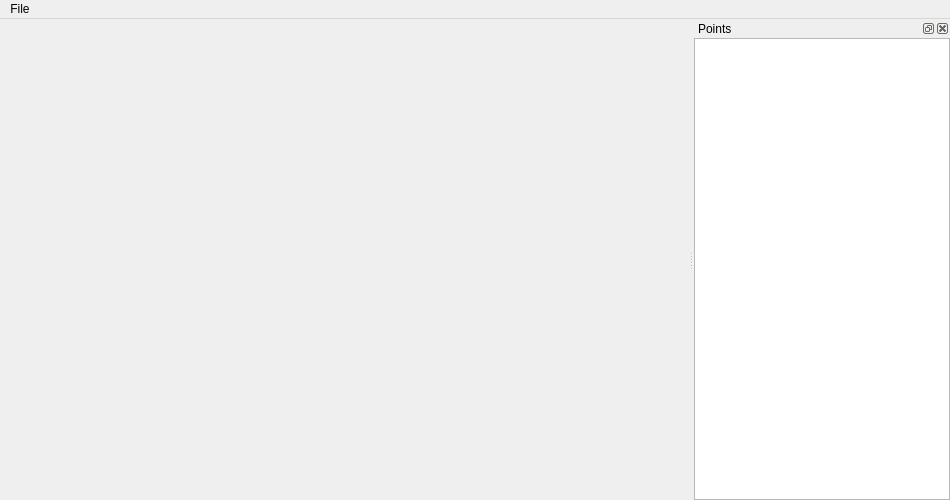
The window that src/ui/mainwindow.ui (ATh0m/curve-editor) describes before a commit, drawn with Qt 5.
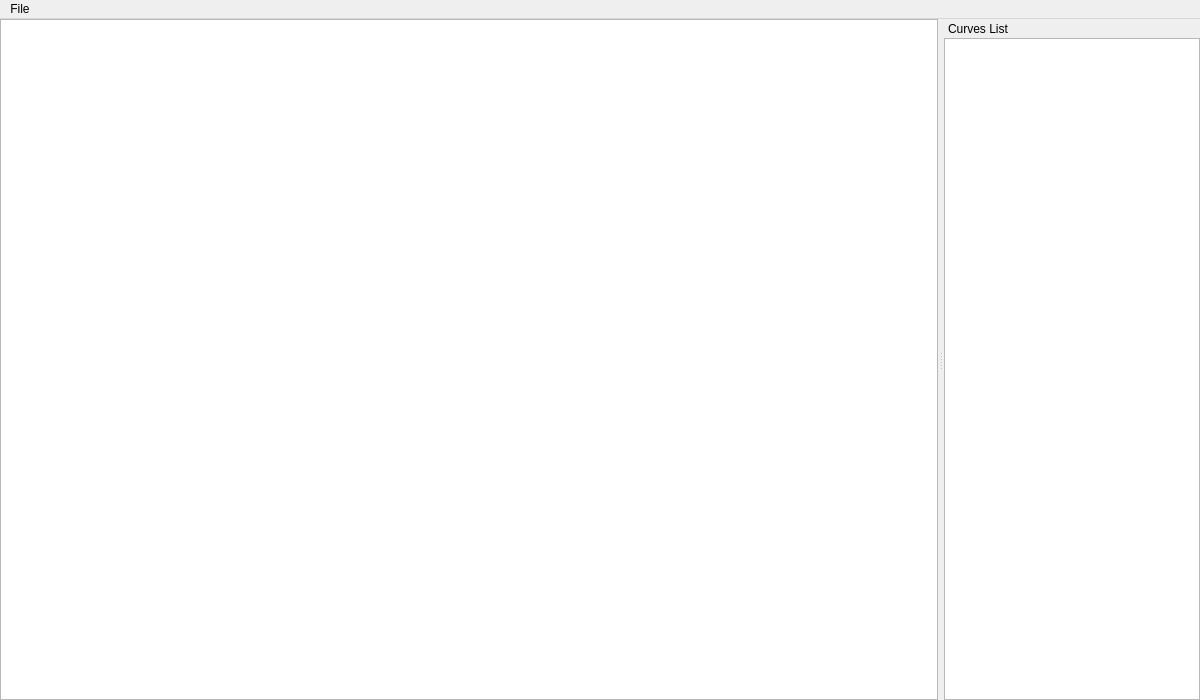
The same window after the commit.

Commit message: Added Bezier Curve

Diff of the .ui file:
```diff
--- a/src/ui/mainwindow.ui
+++ b/src/ui/mainwindow.ui
@@ -6,26 +6,38 @@
    <rect>
     <x>0</x>
     <y>0</y>
-    <width>950</width>
-    <height>500</height>
+    <width>1200</width>
+    <height>700</height>
    </rect>
   </property>
+  <property name="sizePolicy">
+   <sizepolicy hsizetype="Fixed" vsizetype="Fixed">
+    <horstretch>0</horstretch>
+    <verstretch>0</verstretch>
+   </sizepolicy>
+  </property>
   <property name="minimumSize">
    <size>
-    <width>950</width>
-    <height>500</height>
+    <width>1200</width>
+    <height>700</height>
    </size>
   </property>
   <property name="maximumSize">
    <size>
-    <width>1500</width>
-    <height>1500</height>
+    <width>1200</width>
+    <height>700</height>
    </size>
   </property>
   <property name="windowTitle">
    <string>Curve Editor</string>
   </property>
   <widget class="QWidget" name="centralwidget">
+   <property name="sizePolicy">
+    <sizepolicy hsizetype="Expanding" vsizetype="Expanding">
+     <horstretch>0</horstretch>
+     <verstretch>0</verstretch>
+    </sizepolicy>
+   </property>
    <property name="minimumSize">
     <size>
      <width>600</width>
@@ -34,24 +46,9 @@
    </property>
    <property name="maximumSize">
     <size>
-     <width>1200</width>
-     <height>600</height>
+     <width>16777215</width>
+     <height>16777215</height>
     </size>
-   </property>
-   <widget class="QWidget" name="canvas_widget" native="true">
-    <property name="geometry">
-     <rect>
-      <x>0</x>
-      <y>0</y>
-      <width>700</width>
-      <height>500</height>
-     </rect>
-    </property>
-    <property name="sizePolicy">
-     <sizepolicy hsizetype="Expanding" vsizetype="Expanding">
-      <horstretch>0</horstretch>
-      <verstretch>0</verstretch>
-     </sizepolicy>
     </property>
     <layout class="QVBoxLayout" name="layout">
      <property name="leftMargin">
@@ -67,24 +64,20 @@
       <number>0</number>
      </property>
      <item>
-      <widget class="QWidget" name="widget" native="true">
-       <property name="sizePolicy">
-        <sizepolicy hsizetype="Expanding" vsizetype="Expanding">
-         <horstretch>0</horstretch>
-         <verstretch>0</verstretch>
-        </sizepolicy>
+     <widget class="QGraphicsView" name="graphicsView">
+      <property name="alignment">
+       <set>Qt::AlignLeading|Qt::AlignLeft|Qt::AlignTop</set>
        </property>
       </widget>
      </item>
     </layout>
    </widget>
-  </widget>
   <widget class="QMenuBar" name="menubar">
    <property name="geometry">
     <rect>
      <x>0</x>
      <y>0</y>
-     <width>950</width>
+     <width>1200</width>
      <height>22</height>
     </rect>
    </property>
@@ -99,14 +92,32 @@
    <addaction name="menuFile"/>
   </widget>
   <widget class="QDockWidget" name="dockWidget">
+   <property name="sizePolicy">
+    <sizepolicy hsizetype="Minimum" vsizetype="Minimum">
+     <horstretch>0</horstretch>
+     <verstretch>0</verstretch>
+    </sizepolicy>
+   </property>
+   <property name="minimumSize">
+    <size>
+     <width>71</width>
+     <height>93</height>
+    </size>
+   </property>
+   <property name="contextMenuPolicy">
+    <enum>Qt::DefaultContextMenu</enum>
+   </property>
    <property name="layoutDirection">
     <enum>Qt::LeftToRight</enum>
    </property>
    <property name="floating">
-    <bool>true</bool>
+    <bool>false</bool>
+   </property>
+   <property name="features">
+    <set>QDockWidget::NoDockWidgetFeatures</set>
    </property>
    <property name="windowTitle">
-    <string>Points</string>
+    <string>Curves List</string>
    </property>
    <attribute name="dockWidgetArea">
     <number>2</number>
@@ -126,19 +137,13 @@
       <number>0</number>
      </property>
      <item>
-      <widget class="QTreeView" name="treeView">
+      <widget class="QListView" name="listView">
        <property name="sizePolicy">
         <sizepolicy hsizetype="Expanding" vsizetype="Expanding">
          <horstretch>0</horstretch>
          <verstretch>0</verstretch>
         </sizepolicy>
        </property>
-       <attribute name="headerCascadingSectionResizes">
-        <bool>false</bool>
-       </attribute>
-       <attribute name="headerStretchLastSection">
-        <bool>false</bool>
-       </attribute>
       </widget>
      </item>
     </layout>
```
Lines whose indentation alone changed are shown as unchanged. The commit also changes 3 other files.
